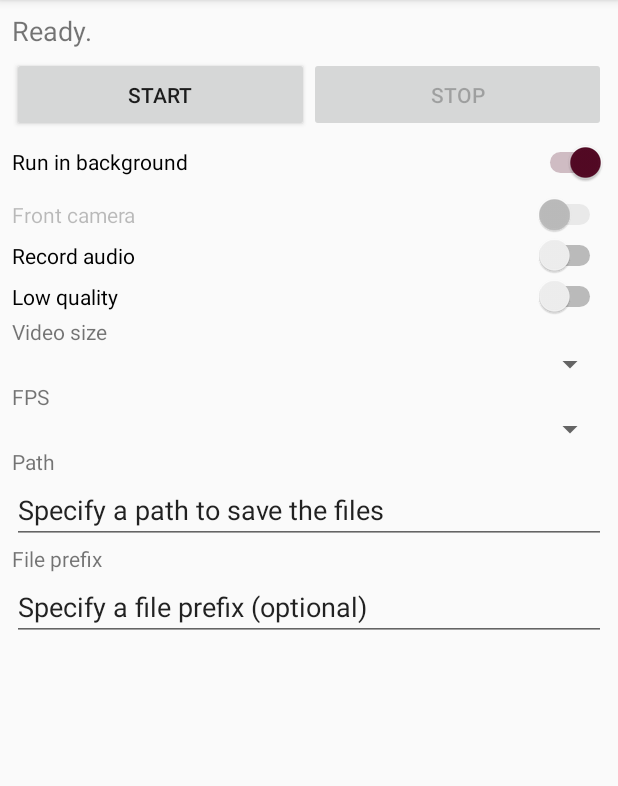
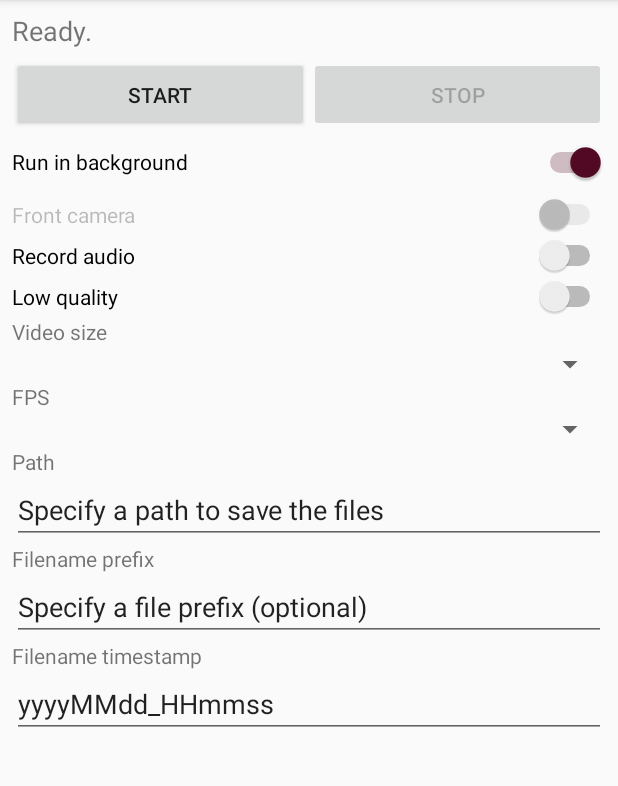
Before and after one commit to fedecris/gapcap, an Android app: the screen it shows after launch (MainActivity), after a tap on "START", on a phone screen of 412 x 824 dp, the part 84-870 px from its top. Run offline under Robolectric (Android 15) with nearby library versions, the phone set to English and light mode, and no system bars; 2 statements that could not run were skipped.

Commit message:
Posibilidad de especificar el formato del stimestamp

```diff
--- a/app/src/main/java/ar/com/federicocristina/gapcap/Constants.java
+++ b/app/src/main/java/ar/com/federicocristina/gapcap/Constants.java
@@ -25,6 +25,8 @@ public class Constants {
     public static String PREFERENCE_FILEPATH        = "FILE_PATH";
     // Shared preference: file prefix
     public static String PREFERENCE_FILEPREFIX      = "FILE_PREFIX";
+    // Shared preference: file prefix
+    public static String PREFERENCE_FILETIMESTAMP   = "FILE_TIMESTAMP";
     // Shared preference: video size
     public static String PREFERENCE_VIDEO_SIZE      = "VIDEO_SIZE";
     // Shared preference: fps
--- a/app/src/main/java/ar/com/federicocristina/gapcap/MainActivity.java
+++ b/app/src/main/java/ar/com/federicocristina/gapcap/MainActivity.java
@@ -45,9 +45,11 @@ public class MainActivity extends AppCompatActivity implements SurfaceHolder.Cal
     // Stop button
     public static Button stopButton;
     // Path de grabacion
-    public static EditText filePath;
+    public static EditText filePathEditText;
     // Path de grabacion
-    public static EditText filePrefix;
+    public static EditText filePrefixEditText;
+    // Timestamp del archivo
+    public static EditText fileTimestampEditText;
     // Camara frontal?
     public static Switch frontalCameraSwitch;
     // Usar calidad baja?
@@ -84,8 +86,9 @@ public class MainActivity extends AppCompatActivity implements SurfaceHolder.Cal
         stopButton = findViewById(R.id.button_StopService);
         status = findViewById(R.id.textView_status);
         runInBackgroundSwitch = findViewById(R.id.switch_toBackground);
-        filePath = findViewById(R.id.editText_path);
-        filePrefix = findViewById(R.id.editText_filePrefix);
+        filePathEditText = findViewById(R.id.editText_path);
+        filePrefixEditText = findViewById(R.id.editText_filePrefix);
+        fileTimestampEditText = findViewById(R.id.editText_filenameTimestamp);
         lowQualitySwitch = (Switch)findViewById(R.id.switch_lowQuality);
         recordAudioSwitch = (Switch)findViewById(R.id.switch_audio);
         frontalCameraSwitch = (Switch)findViewById(R.id.switch_frontalCamera);
@@ -202,8 +205,9 @@ public class MainActivity extends AppCompatActivity implements SurfaceHolder.Cal
 
     protected void loadSharedPreferences() {
         SharedPreferences preferences = getSharedPreferences(Constants.SHARED_PREFERENCES_NAME, Context.MODE_PRIVATE);
-        filePath.setText(preferences.getString(Constants.PREFERENCE_FILEPATH, "Specify a path to save the files"));
-        filePrefix.setText(preferences.getString(Constants.PREFERENCE_FILEPREFIX, "Specify a file prefix (optional)"));
+        filePathEditText.setText(preferences.getString(Constants.PREFERENCE_FILEPATH, "Specify a path to save the files"));
+        filePrefixEditText.setText(preferences.getString(Constants.PREFERENCE_FILEPREFIX, "Specify a file prefix (optional)"));
+        fileTimestampEditText.setText(preferences.getString(Constants.PREFERENCE_FILETIMESTAMP, "yyyyMMdd_HHmmss"));
         runInBackgroundSwitch.setChecked(preferences.getBoolean(Constants.PREFERENCE_RUNINBACKGROUND, true));
         frontalCameraSwitch.setChecked(preferences.getBoolean(Constants.PREFERENCE_FRONT_CAMERA, false));
         recordAudioSwitch.setChecked(preferences.getBoolean(Constants.PREFERENCE_RECORD_AUDIO, false));
@@ -215,8 +219,9 @@ public class MainActivity extends AppCompatActivity implements SurfaceHolder.Cal
     protected void saveSharedPreferences() {
         SharedPreferences preferences = getSharedPreferences(Constants.SHARED_PREFERENCES_NAME, Context.MODE_PRIVATE);
         SharedPreferences.Editor editor = preferences.edit();
-        editor.putString(Constants.PREFERENCE_FILEPATH, filePath.getText().toString());
-        editor.putString(Constants.PREFERENCE_FILEPREFIX, filePrefix.getText().toString());
+        editor.putString(Constants.PREFERENCE_FILEPATH, filePathEditText.getText().toString());
+        editor.putString(Constants.PREFERENCE_FILEPREFIX, filePrefixEditText.getText().toString());
+        editor.putString(Constants.PREFERENCE_FILETIMESTAMP, fileTimestampEditText.getText().toString());
         editor.putBoolean(Constants.PREFERENCE_RUNINBACKGROUND, runInBackgroundSwitch.isChecked());
         editor.putBoolean(Constants.PREFERENCE_FRONT_CAMERA, frontalCameraSwitch.isChecked());
         editor.putBoolean(Constants.PREFERENCE_RECORD_AUDIO, recordAudioSwitch.isChecked());
--- a/app/src/main/java/ar/com/federicocristina/gapcap/Utils.java
+++ b/app/src/main/java/ar/com/federicocristina/gapcap/Utils.java
@@ -20,12 +20,12 @@ public class Utils {
 
     /** Retorna la fecha y hora actual */
     public static String getDateTime() {
-        return new SimpleDateFormat("yyyyMMdd_HHmmss").format(Calendar.getInstance().getTime());
+        return new SimpleDateFormat(MainActivity.fileTimestampEditText.getText().toString()).format(Calendar.getInstance().getTime());
     }
 
     /** Ubicacions de la grabacion */
     public static String getRecordingFileName() {
-        String retValue = Environment.getExternalStorageDirectory().getPath() + File.separator + MainActivity.filePath.getText().toString() + File.separator +  MainActivity.filePrefix.getText().toString() + Utils.getDateTime() + ".mp4";
+        String retValue = Environment.getExternalStorageDirectory().getPath() + File.separator + MainActivity.filePathEditText.getText().toString() + File.separator +  MainActivity.filePrefixEditText.getText().toString() + Utils.getDateTime() + ".mp4";
         // Quitar dobles slashes
         retValue = retValue.replace("//", "/");
         return retValue;
@@ -105,7 +105,7 @@ public class Utils {
 
     public static boolean recordingPathExists() {
         try {
-            File f = new File(Environment.getExternalStorageDirectory().getPath() + File.separator + MainActivity.filePath.getText().toString());
+            File f = new File(Environment.getExternalStorageDirectory().getPath() + File.separator + MainActivity.filePathEditText.getText().toString());
             return f.isDirectory();
         } catch (Exception e) {
             return false;
--- a/app/src/main/res/layout/activity_main.xml
+++ b/app/src/main/res/layout/activity_main.xml
@@ -144,10 +144,23 @@
                 android:id="@+id/textView3"
                 android:layout_width="match_parent"
                 android:layout_height="wrap_content"
-                android:text="File prefix" />
+                android:text="Filename prefix" />
 
             <EditText
                 android:id="@+id/editText_filePrefix"
+                android:layout_width="match_parent"
+                android:layout_height="wrap_content"
+                android:ems="10"
+                android:inputType="textPersonName" />
+
+            <TextView
+                android:id="@+id/textView5"
+                android:layout_width="match_parent"
+                android:layout_height="wrap_content"
+                android:text="Filename timestamp" />
+
+            <EditText
+                android:id="@+id/editText_filenameTimestamp"
                 android:layout_width="match_parent"
                 android:layout_height="wrap_content"
                 android:ems="10"
```
